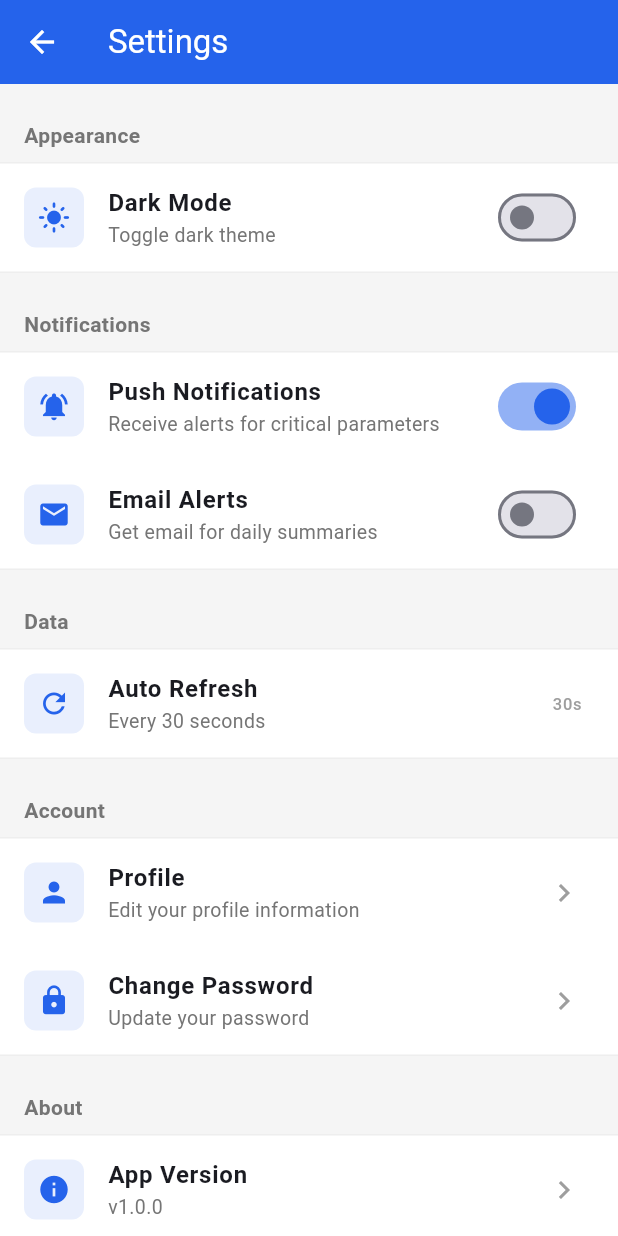
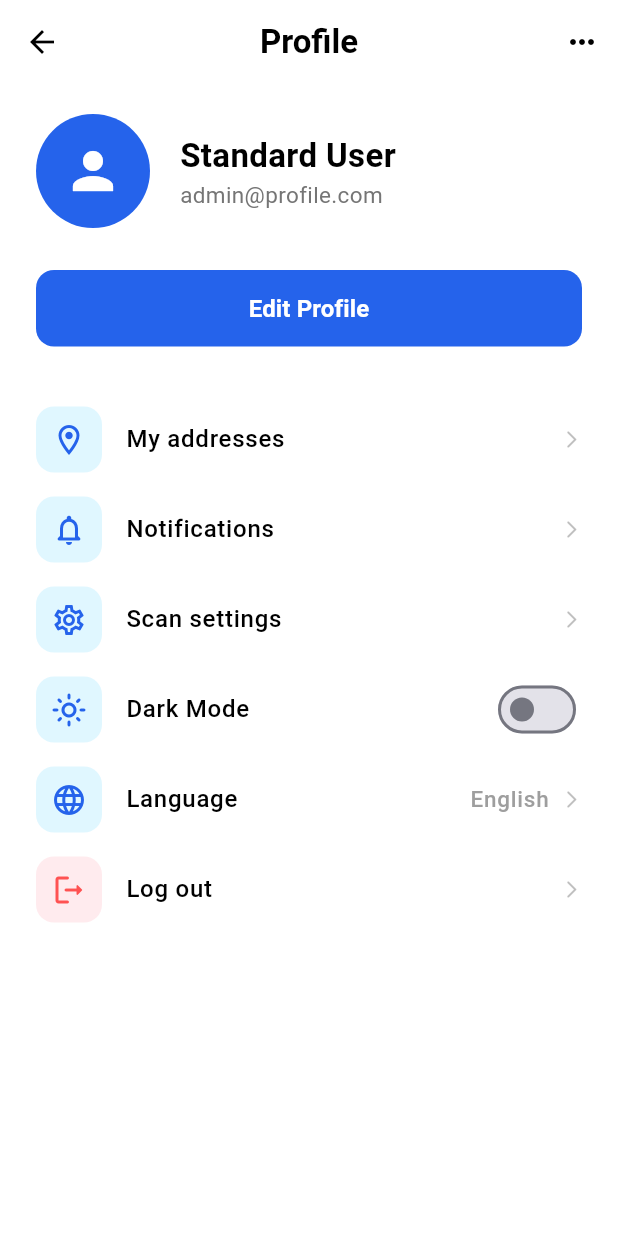
Before and after one commit to GeraldElliRamos/Aquality-Arduino-based-water-quality-monitoring, a Flutter app: the SettingsView screen opened by its route, on a phone screen of 412 x 824 dp. Run offline on Flutter 3.47's test engine with Material 3 defaults, Android fonts, the phone set to English and light mode, and no system bars; our stand-ins replace csv, fl_chart, shared_preferences; accounts and stored records are empty.

Commit message:
improve settings ui/ux

```diff
--- a/aquality_arduino_based_water_quality_monitoring/lib/pages/settings.dart
+++ b/aquality_arduino_based_water_quality_monitoring/lib/pages/settings.dart
@@ -1,8 +1,6 @@
 import 'package:flutter/material.dart';
 import '../services/theme_service.dart';
 import '../services/auth_service.dart';
-import '../services/export_service.dart';
-import '../widgets/dialogs.dart';
 
 class SettingsView extends StatefulWidget {
   const SettingsView({super.key});
@@ -13,279 +11,187 @@ class SettingsView extends StatefulWidget {
 
 class _SettingsViewState extends State<SettingsView> {
   final themeService = ThemeService();
+  final Color primaryBlue = const Color(0xFF2563EB); // Your requested Blue
 
   @override
   Widget build(BuildContext context) {
     final isDark = themeService.isDarkMode;
     final isAdmin = AuthService.isAdmin.value;
 
+    final Color textColor = isDark ? Colors.white : Colors.black;
+    final Color subTextColor = isDark ? Colors.white70 : Colors.grey.shade600;
+    final Color iconBg = isDark ? primaryBlue.withOpacity(0.15) : const Color(0xFFE0F7FF);
+
     return Scaffold(
+      backgroundColor: isDark ? const Color(0xFF0F172A) : Colors.white,
       appBar: AppBar(
-        title: const Text('Settings'),
-        backgroundColor: const Color(0xFF2563EB),
+        backgroundColor: Colors.transparent,
+        elevation: 0,
+        leading: BackButton(color: textColor),
+        centerTitle: true,
+        title: Text('Profile', style: TextStyle(color: textColor, fontWeight: FontWeight.bold)),
+        actions: [
+          IconButton(onPressed: () {}, icon: Icon(Icons.more_horiz, color: textColor)),
+        ],
       ),
-      body: ListView(
+      body: SingleChildScrollView(
+        child: Column(
           children: [
-          _buildSection(
-            context,
-            title: 'Appearance',
+            /// 👤 PROFILE HEADER
+            Padding(
+              padding: const EdgeInsets.symmetric(horizontal: 24, vertical: 20),
+              child: Row(
                 children: [
-              _buildSwitchTile(
-                context,
-                icon: isDark ? Icons.dark_mode : Icons.light_mode,
+                  const CircleAvatar(
+                    radius: 38,
+                    backgroundColor: Color(0xFF2563EB),
+                    child: Icon(Icons.person, color: Colors.white, size: 40),
+                  ),
+                  const SizedBox(width: 20),
+                  Expanded(
+                    child: Column(
+                      crossAxisAlignment: CrossAxisAlignment.start,
+                      children: [
+                        Text(
+                          isAdmin ? 'Admin User' : 'Standard User',
+                          style: TextStyle(fontSize: 22, fontWeight: FontWeight.bold, color: textColor),
+                        ),
+                        Text(
+                          'admin@profile.com',
+                          style: TextStyle(color: subTextColor, fontSize: 15),
+                        ),
+                      ],
+                    ),
+                  ),
+                ],
+              ),
+            ),
+
+            /// 🔵 EDIT PROFILE BUTTON
+            Padding(
+              padding: const EdgeInsets.symmetric(horizontal: 24, vertical: 8),
+              child: SizedBox(
+                width: double.infinity,
+                child: ElevatedButton(
+                  onPressed: () {
+                    Navigator.of(context).pushNamed(isAdmin ? '/admin-user' : '/user');
+                  },
+                  style: ElevatedButton.styleFrom(
+                    backgroundColor: primaryBlue,
+                    foregroundColor: Colors.white,
+                    elevation: 0,
+                    shape: RoundedRectangleBorder(borderRadius: BorderRadius.circular(12)),
+                    padding: const EdgeInsets.symmetric(vertical: 14),
+                  ),
+                  child: const Text('Edit Profile', style: TextStyle(fontWeight: FontWeight.bold, fontSize: 16)),
+                ),
+              ),
+            ),
+
+            const SizedBox(height: 24),
+
+            /// 🛠 SETTINGS LIST
+            _buildRow(
+              icon: Icons.location_on_outlined,
+              title: 'My addresses',
+              isDark: isDark,
+              iconBg: iconBg,
+            ),
+            _buildRow(
+              icon: Icons.notifications_none_rounded,
+              title: 'Notifications',
+              isDark: isDark,
+              iconBg: iconBg,
+            ),
+            _buildRow(
+              icon: Icons.settings_outlined,
+              title: 'Scan settings',
+              isDark: isDark,
+              iconBg: iconBg,
+            ),
+
+            // DARK MODE TOGGLE (FUNCTIONAL)
+            _buildRow(
+              icon: isDark ? Icons.dark_mode : Icons.light_mode_outlined,
               title: 'Dark Mode',
-                subtitle: 'Toggle dark theme',
+              isDark: isDark,
+              iconBg: iconBg,
+              trailing: Switch.adaptive(
                 value: isDark,
-                onChanged: (value) {
+                activeColor: primaryBlue,
+                onChanged: (v) {
                   setState(() {
                     themeService.toggleTheme();
                   });
                 },
               ),
-            ],
             ),
-          _buildSection(
-            context,
-            title: 'Notifications',
-            children: [
-              _buildSwitchTile(
-                context,
-                icon: Icons.notifications_active,
-                title: 'Push Notifications',
-                subtitle: 'Receive alerts for critical parameters',
-                value: true,
-                onChanged: (value) {
-                  ScaffoldMessenger.of(context).showSnackBar(
-                    const SnackBar(content: Text('Notifications feature coming soon')),
-                  );
-                },
+
+            _buildRow(
+              icon: Icons.language_rounded,
+              title: 'Language',
+              value: 'English',
+              isDark: isDark,
+              iconBg: iconBg,
             ),
-              _buildSwitchTile(
-                context,
-                icon: Icons.email,
-                title: 'Email Alerts',
-                subtitle: 'Get email for daily summaries',
-                value: false,
-                onChanged: (value) {
-                  ScaffoldMessenger.of(context).showSnackBar(
-                    const SnackBar(content: Text('Email alerts feature coming soon')),
-                  );
+
+            _buildRow(
+              icon: Icons.logout_rounded,
+              title: 'Log out',
+              isDark: isDark,
+              iconBg: isDark ? Colors.red.withOpacity(0.1) : const Color(0xFFFFEBEE),
+              iconColor: Colors.redAccent,
+              onTap: () async {
+                 AuthService.logout();
+                 Navigator.of(context).pushReplacementNamed('/login');
               },
             ),
           ],
         ),
-          _buildSection(
-            context,
-            title: 'Data',
-            children: [
-              if (isAdmin)
-                _buildTile(
-                  context,
-                  icon: Icons.download,
-                  title: 'Export Data',
-                  subtitle: 'Download readings as CSV',
-                  onTap: () async {
-                    try {
-                      InfoSnackBar.show(context, 'Exporting data...');
-
-                      final path = await ExportService.exportToCSV();
-
-                      if (context.mounted) {
-                        SuccessSnackBar.show(
-                          context,
-                          'Data exported to ${path.split('/').last}',
+      ),
     );
   }
-                    } catch (e) {
-                      if (context.mounted) {
-                        ErrorSnackBar.show(context, 'Export failed: $e');
-                      }
-                    }
-                  },
+
+  Widget _buildRow({
+    required IconData icon,
+    required String title,
+    required bool isDark,
+    required Color iconBg,
+    Color? iconColor,
+    String? value,
+    Widget? trailing,
+    VoidCallback? onTap,
+  }) {
+    return ListTile(
+      contentPadding: const EdgeInsets.symmetric(horizontal: 24, vertical: 2),
+      onTap: onTap ?? () {},
+      leading: Container(
+        padding: const EdgeInsets.all(10),
+        decoration: BoxDecoration(
+          color: iconBg,
+          borderRadius: BorderRadius.circular(12),
         ),
-              _buildTile(
-                context,
-                icon: Icons.refresh,
-                title: 'Auto Refresh',
-                subtitle: 'Every 30 seconds',
-                trailing: const Text('30s', style: TextStyle(color: Colors.grey)),
-                onTap: () {},
+        child: Icon(icon, color: iconColor ?? primaryBlue, size: 24),
       ),
-            ],
-          ),
-          _buildSection(
-            context,
-            title: 'Account',
-            children: [
-              _buildTile(
-                context,
-                icon: Icons.person,
-                title: 'Profile',
-                subtitle: 'Edit your profile information',
-                onTap: () {
-                  Navigator.of(context).pushNamed(isAdmin ? '/admin-user' : '/user');
-                },
-              ),
-              _buildTile(
-                context,
-                icon: Icons.lock,
-                title: 'Change Password',
-                subtitle: 'Update your password',
-                onTap: () {
-                  ScaffoldMessenger.of(context).showSnackBar(
-                    const SnackBar(content: Text('Password change coming soon')),
-                  );
-                },
-              ),
-            ],
-          ),
-          _buildSection(
-            context,
-            title: 'About',
-            children: [
-              _buildTile(
-                context,
-                icon: Icons.info,
-                title: 'App Version',
-                subtitle: 'v1.0.0',
-                onTap: () {},
-              ),
-              _buildTile(
-                context,
-                icon: Icons.help,
-                title: 'Help & FAQ',
-                subtitle: 'Frequently asked questions',
-                onTap: () {
-                  Navigator.of(context).pushNamed('/faq');
-                },
-              ),
-            ],
-          ),
-          const SizedBox(height: 16),
-          Padding(
-            padding: const EdgeInsets.symmetric(horizontal: 16.0),
-            child: ElevatedButton.icon(
-              onPressed: () async {
-                final confirmed = await ConfirmDialog.show(
-                  context,
-                  title: 'Logout',
-                  message: 'Are you sure you want to logout?',
-                  confirmText: 'Logout',
-                  isDangerous: true,
-                );
-                if (confirmed && context.mounted) {
-                  AuthService.logout();
-                  Navigator.of(context).pushReplacementNamed('/login');
-                  SuccessSnackBar.show(context, 'Logged out successfully');
-                }
-              },
-              icon: const Icon(Icons.logout),
-              label: const Text('Logout'),
-              style: ElevatedButton.styleFrom(
-                backgroundColor: Colors.red,
-                foregroundColor: Colors.white,
-                padding: const EdgeInsets.symmetric(vertical: 14),
+      title: Text(
+        title,
+        style: TextStyle(
+          color: isDark ? Colors.white : Colors.black,
+          fontWeight: FontWeight.w500,
+          fontSize: 16,
         ),
       ),
-          ),
-          const SizedBox(height: 32),
+      trailing: trailing ?? Row(
+        mainAxisSize: MainAxisSize.min,
+        children: [
+          if (value != null)
+            Text(value, style: TextStyle(color: isDark ? Colors.white70 : Colors.grey, fontSize: 15)),
+          const SizedBox(width: 8),
+          Icon(Icons.arrow_forward_ios_rounded,
+            size: 14,
+            color: isDark ? Colors.white30 : Colors.black26),
         ],
       ),
     );
   }
-
-  Widget _buildSection(BuildContext context, {required String title, required List<Widget> children}) {
-    return Column(
-      crossAxisAlignment: CrossAxisAlignment.start,
-      children: [
-        Padding(
-          padding: const EdgeInsets.fromLTRB(16, 24, 16, 8),
-          child: Text(
-            title,
-            style: TextStyle(
-              fontSize: 14,
-              fontWeight: FontWeight.bold,
-              color: Colors.grey.shade600,
-            ),
-          ),
-        ),
-        Container(
-          decoration: BoxDecoration(
-            color: Theme.of(context).brightness == Brightness.dark
-                ? Colors.grey.shade900
-                : Colors.white,
-            border: Border(
-              top: BorderSide(color: Colors.grey.shade200),
-              bottom: BorderSide(color: Colors.grey.shade200),
-            ),
-          ),
-          child: Column(children: children),
-        ),
-      ],
-    );
 }
-
-  Widget _buildTile(
-    BuildContext context, {
-    required IconData icon,
-    required String title,
-    required String subtitle,
-    Widget? trailing,
-    VoidCallback? onTap,
-  }) {
-    return Semantics(
-      button: true,
-      label: '$title. $subtitle',
-      hint: 'Tap to open $title',
-      child: ListTile(
-      leading: Container(
-        width: 40,
-        height: 40,
-        decoration: BoxDecoration(
-          color: const Color(0xFF2563EB).withOpacity(0.1),
-          borderRadius: BorderRadius.circular(8),
-        ),
-        child: Icon(icon, color: const Color(0xFF2563EB), size: 22),
-      ),
-        title: Text(title, style: const TextStyle(fontWeight: FontWeight.w600)),
-        subtitle: Text(subtitle, style: TextStyle(fontSize: 13, color: Colors.grey.shade600)),
-        trailing: trailing ?? const Icon(Icons.chevron_right, color: Colors.grey),
-        onTap: onTap,
-      ),
-    );
-  }
-
-  Widget _buildSwitchTile(
-    BuildContext context, {
-    required IconData icon,
-    required String title,
-    required String subtitle,
-    required bool value,
-    required ValueChanged<bool> onChanged,
-  }) {
-    return Semantics(
-      toggled: value,
-      button: true,
-      label: '$title. $subtitle',
-      hint: value ? 'Enabled' : 'Disabled',
-      child: ListTile(
-      leading: Container(
-        width: 40,
-        height: 40,
-        decoration: BoxDecoration(
-          color: const Color(0xFF2563EB).withOpacity(0.1),
-          borderRadius: BorderRadius.circular(8),
-        ),
-        child: Icon(icon, color: const Color(0xFF2563EB), size: 22),
-      ),
-        title: Text(title, style: const TextStyle(fontWeight: FontWeight.w600)),
-        subtitle: Text(subtitle, style: TextStyle(fontSize: 13, color: Colors.grey.shade600)),
-        trailing: Switch(
-          value: value,
-          onChanged: onChanged,
-          activeThumbColor: const Color(0xFF2563EB),
-        ),
-      ),
-    );
-  }
-}
```
Lines whose indentation alone changed are shown as unchanged.
